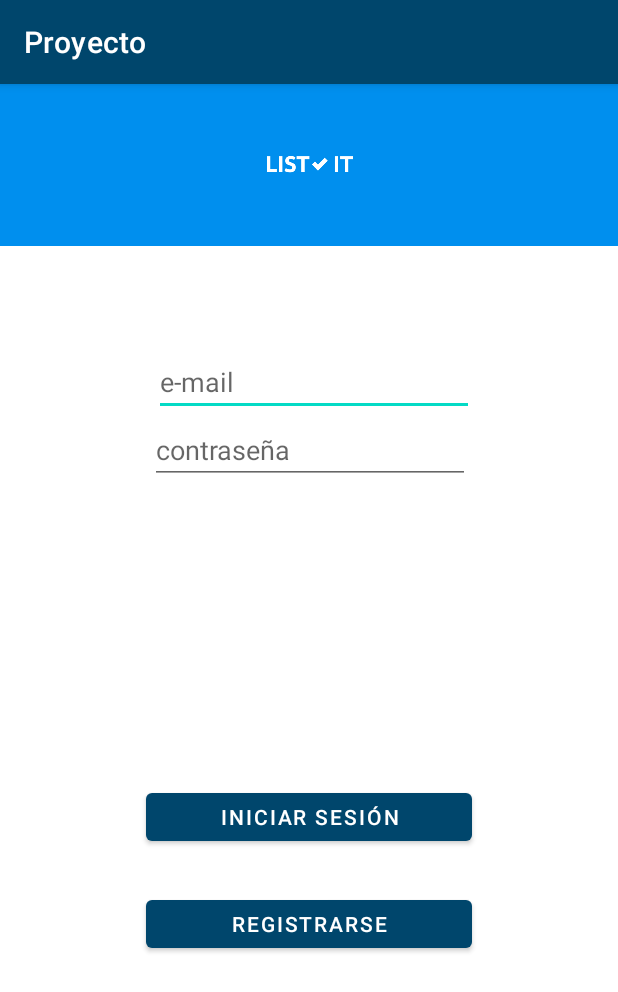
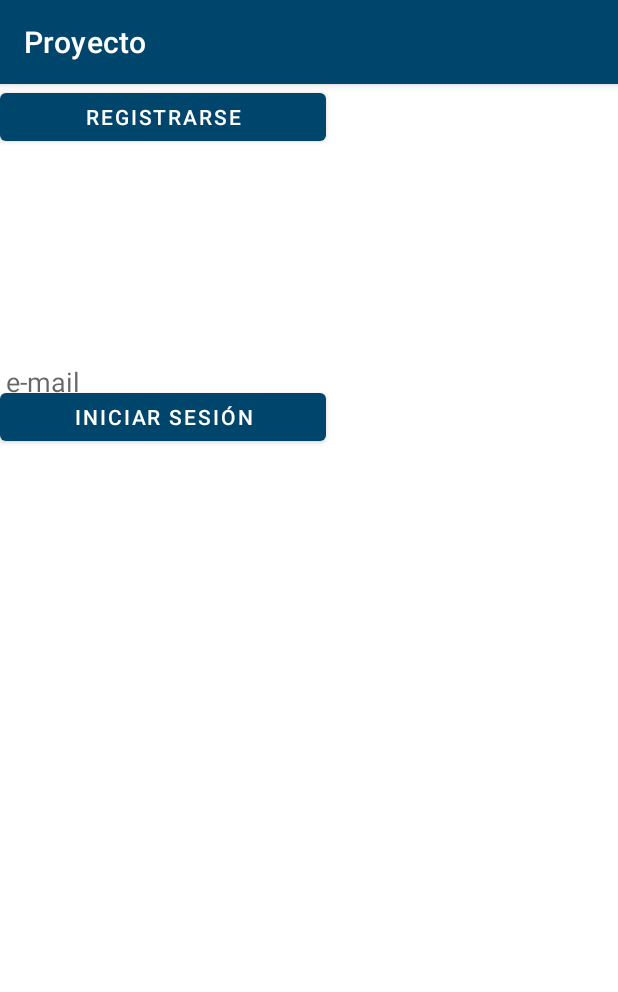
Before and after one commit to SpacesickEmu425/List-It, an Android app: the screen it shows after launch (login), on a phone screen of 412 x 824 dp. Shown: the top 992 px of the screen. Run offline under Robolectric (Android 15) with nearby library versions, the phone set to English and light mode, and no system bars.

Commit message:
RelativeLayout splash

```diff
--- a/app/src/main/res/layout/activity_login.xml
+++ b/app/src/main/res/layout/activity_login.xml
@@ -1,5 +1,5 @@
 <?xml version="1.0" encoding="utf-8"?>
-<androidx.constraintlayout.widget.ConstraintLayout xmlns:android="http://schemas.android.com/apk/res/android"
+<RelativeLayout xmlns:android="http://schemas.android.com/apk/res/android"
     xmlns:app="http://schemas.android.com/apk/res-auto"
     xmlns:tools="http://schemas.android.com/tools"
     android:layout_width="match_parent"
@@ -74,4 +74,4 @@
         app:layout_constraintTop_toTopOf="parent"
         app:srcCompat="@mipmap/logo_foreground" />
 
-</androidx.constraintlayout.widget.ConstraintLayout>
+</RelativeLayout>
--- a/app/src/main/res/layout/activity_splash.xml
+++ b/app/src/main/res/layout/activity_splash.xml
@@ -1,9 +1,9 @@
 <?xml version="1.0" encoding="utf-8"?>
-<androidx.constraintlayout.widget.ConstraintLayout xmlns:android="http://schemas.android.com/apk/res/android"
+<RelativeLayout xmlns:android="http://schemas.android.com/apk/res/android"
     xmlns:app="http://schemas.android.com/apk/res-auto"
     xmlns:tools="http://schemas.android.com/tools"
     android:layout_width="match_parent"
     android:layout_height="match_parent"
     tools:context=".splash">
 
-</androidx.constraintlayout.widget.ConstraintLayout>
+</RelativeLayout>
```
